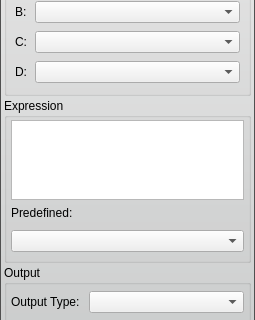
This is src/Interface/ToolInterface/ArithmeticFilterInterface.ui in SCIInstitute/Seg3D as Qt 5 draws it before an edit; both pictures show x 0 to 255 and y 96 to 416 of the 255 by 498 pixel window. The edited form follows.
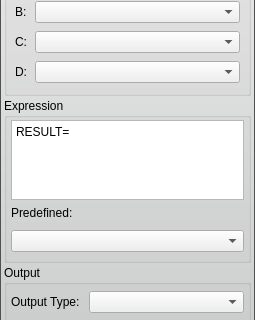
This is the edited form.

Commit message: added text to prompt the user to type in the right place when typing in notes.  Fixed the issues of not having the NewProject wizard use the default project location from the Preferences Manager

Patch:
```diff
--- a/src/Interface/ToolInterface/ArithmeticFilterInterface.ui
+++ b/src/Interface/ToolInterface/ArithmeticFilterInterface.ui
@@ -291,6 +291,9 @@
           <height>80</height>
          </size>
         </property>
+        <property name="plainText">
+         <string>RESULT= </string>
+        </property>
        </widget>
       </item>
       <item>
```
The commit also changes 2 other files.
